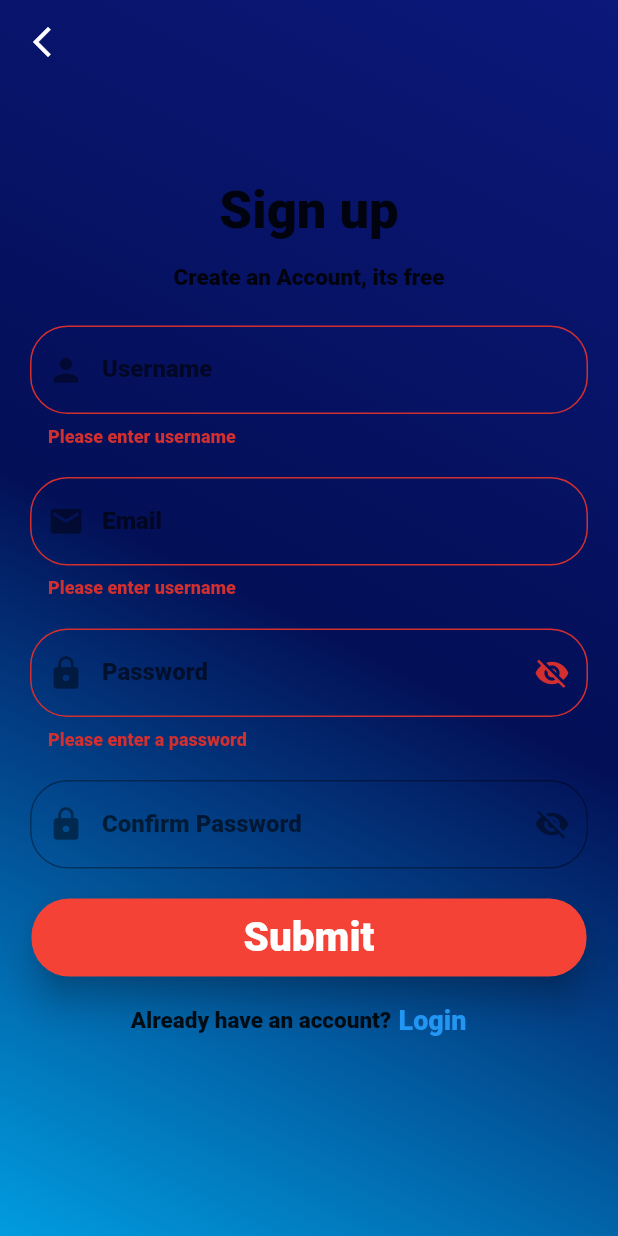
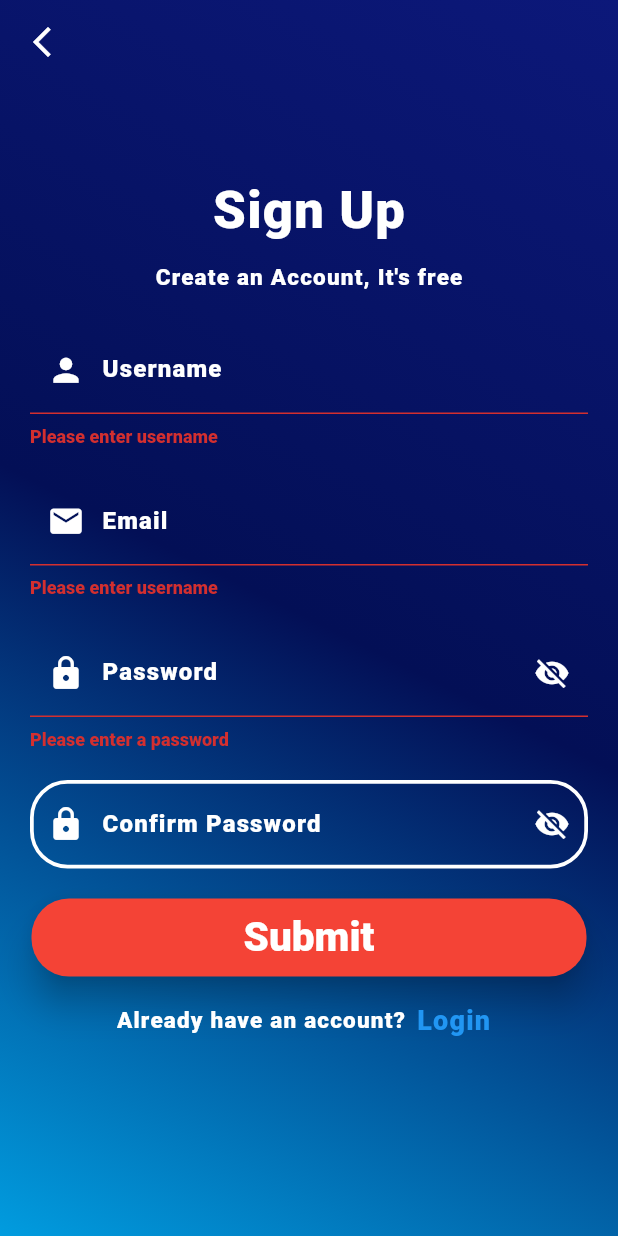
Before and after one commit to amantyagi8630/LoginPage_Build, a Flutter app: the SignUp screen opened by its route, after a tap on "Login", after a tap on "Sign Up", after a tap on "Submit", on a phone screen of 412 x 824 dp. Run offline on Flutter 3.47's test engine with Material 2 defaults, Android fonts, the phone set to English and light mode, and no system bars; our stand-ins replace go_router, shared_preferences; accounts and stored records are empty; Roboto replaces fonts that are missing (Roboto-Black).

Commit message:
Directory Commited

```diff
--- a/lib/Sign In.dart
+++ b/lib/Sign In.dart
@@ -4,7 +4,7 @@ import 'package:shared_preferences/shared_preferences.dart';
 
 class SignIn extends StatefulWidget {
   const SignIn({Key? key, required List registeredUsers}) : super(key: key);
-
+  static bool hasSignedIn = false;
   @override
   _SignInState createState() => _SignInState();
 }
@@ -19,10 +19,21 @@ class _SignInState extends State<SignIn> {
   @override
   Widget build(BuildContext context) {
     TextStyle myTextStyle = const TextStyle(
-      color: Colors.blue,
+      color: Colors.white,
       fontSize: 16.0,
       decoration: TextDecoration.none,
       decorationThickness: 0,
+      fontFamily: 'Roboto-Black',
+      fontWeight: FontWeight.w800,
+      letterSpacing: 0.8,
+    );
+    OutlineInputBorder myEnabledBorder = OutlineInputBorder(
+      borderSide: const BorderSide(color: Colors.white, width: 2.5),
+      borderRadius: BorderRadius.circular(25),
+    );
+    OutlineInputBorder myFocusedBorder = OutlineInputBorder(
+      borderSide: const BorderSide(color: Colors.blue, width: 2.5),
+      borderRadius: BorderRadius.circular(25),
     );
     return Scaffold(
       appBar: AppBar(
@@ -42,11 +53,7 @@ class _SignInState extends State<SignIn> {
           width: double.infinity,
           decoration: const BoxDecoration(
             gradient: LinearGradient(
-                colors: [
-                  Color(0xFF0C187A),
-                  Color(0xFF030F56),
-                  Color(0xFF019CDF)
-                ],
+              colors: [Color(0xFF0C187A), Color(0xFF030F56), Color(0xFF019CDF)],
               begin: Alignment.topRight,
               end: Alignment.bottomLeft,
             ),
@@ -63,9 +70,11 @@ class _SignInState extends State<SignIn> {
                     const Text(
                       'Sign In',
                       style: TextStyle(
+                        letterSpacing: 0.8,
                         fontFamily: 'Roboto-Black',
                         fontWeight: FontWeight.w800,
                         fontSize: 35,
+                        color: Colors.white
                       ),
                     ),
                     const SizedBox(
@@ -74,9 +83,10 @@ class _SignInState extends State<SignIn> {
                     const Text(
                       'Welcome back! Login with your credentials',
                       style: TextStyle(
-                        fontWeight: FontWeight.w500,
                         fontFamily: 'Roboto-Black',
                         fontSize: 15,
+                        color: Colors.white,
+                        letterSpacing: 0.8,
                       ),
                     ),
                     const SizedBox(
@@ -86,13 +96,16 @@ class _SignInState extends State<SignIn> {
                       style: myTextStyle,
                       controller: emailController,
                       decoration: InputDecoration(
-                        prefixIcon: const Icon(Icons.email),
+                        prefixIcon: const Icon(
+                          Icons.email_outlined,
+                          color: Colors.white,
+                        ),
                         labelText: 'Email',
                         hintText: 'Enter your email',
-                        hintStyle: TextStyle(color: Colors.blue),
-                        border: OutlineInputBorder(
-                          borderRadius: BorderRadius.circular(25),
-                        ),
+                        labelStyle: myTextStyle,
+                        hintStyle: myTextStyle,
+                        enabledBorder: myEnabledBorder,
+                        focusedBorder: myFocusedBorder,
                       ),
                       validator: (value) {
                         if (value == null || value.isEmpty) {
@@ -112,10 +125,12 @@ class _SignInState extends State<SignIn> {
                       controller: passwordController,
                       decoration: InputDecoration(
                         prefixIcon: const Icon(
+                          color: Colors.white,
                           Icons.lock,
                           size: 25,
                         ),
                         suffixIcon: IconButton(
+                          color: Colors.white,
                           icon: Icon(
                             _obscurePassword
                                 ? Icons.visibility_off
@@ -129,10 +144,10 @@ class _SignInState extends State<SignIn> {
                         ),
                         labelText: 'Password',
                         hintText: 'Enter Your Password',
-                        hintStyle: TextStyle(color: Colors.blue),
-                        border: OutlineInputBorder(
-                          borderRadius: BorderRadius.circular(25),
-                        ),
+                        enabledBorder: myEnabledBorder,
+                        focusedBorder: myFocusedBorder,
+                        labelStyle: myTextStyle,
+                        hintStyle: myTextStyle,
                       ),
                       validator: (value) {
                         if (value == null || value.isEmpty) {
@@ -194,6 +209,7 @@ class _SignInState extends State<SignIn> {
                                   padding: const EdgeInsets.all(16.0),
                                 ),
                               );
+                              SignIn.hasSignedIn = true;
                               context.go('/e');
                             } else {
                               ScaffoldMessenger.of(context).showSnackBar(
@@ -222,8 +238,12 @@ class _SignInState extends State<SignIn> {
                           }
                         },
                         child: const Text(
-                          'Sign In',
-                          style: TextStyle(fontSize: 25, color: Colors.black),
+                          'Login',
+                          style: TextStyle(
+                              fontSize: 25,
+                              color: Colors.white,
+                              letterSpacing: 0.8,
+                              fontFamily: 'Roboto-Black'),
                         ),
                       );
                     }),
@@ -242,7 +262,8 @@ class _SignInState extends State<SignIn> {
                             context.go('/c');
                           },
                           style: ButtonStyle(
-                            padding: MaterialStateProperty.all<EdgeInsetsGeometry>(
+                            padding:
+                                MaterialStateProperty.all<EdgeInsetsGeometry>(
                               EdgeInsets.zero,
                             ),
                           ),
@@ -274,7 +295,7 @@ class _SignInState extends State<SignIn> {
         final userDataSplit = userData.split(':');
         final storedEmail = userDataSplit[1];
         final storedPassword = userDataSplit[2];
-        final storedName = userDataSplit[0]; // Retrieve the name
+        final storedName = userDataSplit[0];
 
         if (storedEmail == email && storedPassword == password) {
           setState(() {
--- a/lib/Sign Up.dart
+++ b/lib/Sign Up.dart
@@ -57,10 +57,21 @@ class _SignUpState extends State<SignUp> {
   @override
   Widget build(BuildContext context) {
     TextStyle myTextStyle = const TextStyle(
-      color: Colors.blue,
+      color: Colors.white,
       fontSize: 16.0,
       decoration: TextDecoration.none,
       decorationThickness: 0,
+      fontFamily: 'Roboto-Black',
+      fontWeight: FontWeight.w800,
+      letterSpacing: 0.8,
+    );
+    OutlineInputBorder myEnabledBorder = OutlineInputBorder(
+      borderSide: const BorderSide(color: Colors.white, width: 2.5),
+      borderRadius: BorderRadius.circular(25),
+    );
+    OutlineInputBorder myFocusedBorder = OutlineInputBorder(
+      borderSide: const BorderSide(color: Colors.blue, width: 2.5),
+      borderRadius: BorderRadius.circular(25),
     );
     return Scaffold(
       appBar: AppBar(
@@ -79,11 +90,7 @@ class _SignUpState extends State<SignUp> {
           width: double.infinity,
           decoration: const BoxDecoration(
             gradient: LinearGradient(
-              colors: [
-                Color(0xFF0C187A),
-                Color(0xFF030F56),
-                Color(0xFF019CDF)
-              ],
+              colors: [Color(0xFF0C187A), Color(0xFF030F56), Color(0xFF019CDF)],
               begin: Alignment.topRight,
               end: Alignment.bottomLeft,
             ),
@@ -98,23 +105,26 @@ class _SignUpState extends State<SignUp> {
                     mainAxisAlignment: MainAxisAlignment.center,
                     children: [
                       const Text(
-                        'Sign up',
+                        'Sign Up',
                         style: TextStyle(
                           fontFamily: 'Roboto-Black',
                           fontWeight: FontWeight.w800,
                           fontSize: 35,
+                          color: Colors.white,
+                          letterSpacing: 0.8,
                         ),
                       ),
                       const SizedBox(
                         height: 15,
                       ),
                       const Text(
-                        'Create an Account, its free',
+                        "Create an Account, It's free",
                         style: TextStyle(
-                          fontWeight: FontWeight.w500,
+                            fontWeight: FontWeight.w600,
                             fontFamily: 'Roboto-Black',
                             fontSize: 15,
-                        ),
+                            color: Colors.white,
+                            letterSpacing: 0.8),
                       ),
                       const SizedBox(
                         height: 23,
@@ -124,14 +134,17 @@ class _SignUpState extends State<SignUp> {
                         controller: usernameController,
                         decoration: InputDecoration(
                           prefixIcon: const Icon(
+                            color: Colors.white,
                             Icons.person,
                             size: 25,
                           ),
                           labelText: 'Username',
                           hintText: 'Enter Your Name',
-                            hintStyle: TextStyle(color: Colors.blue),
-                            border: OutlineInputBorder(
-                                borderRadius: BorderRadius.circular(25))),
+                          labelStyle: myTextStyle,
+                          hintStyle: myTextStyle,
+                          enabledBorder: myEnabledBorder,
+                          focusedBorder: myFocusedBorder,
+                        ),
                         validator: (value) {
                           if (value == null || value.isEmpty) {
                             return 'Please enter username';
@@ -148,13 +161,16 @@ class _SignUpState extends State<SignUp> {
                         decoration: InputDecoration(
                           labelText: 'Email',
                           prefixIcon: const Icon(
+                            color: Colors.white,
                             Icons.email,
                             size: 25,
                           ),
                           hintText: 'Enter Your Email',
-                            hintStyle: TextStyle(color: Colors.blue),
-                            border: OutlineInputBorder(
-                                borderRadius: BorderRadius.circular(25))),
+                          labelStyle: myTextStyle,
+                          hintStyle: myTextStyle,
+                          enabledBorder: myEnabledBorder,
+                          focusedBorder: myFocusedBorder,
+                        ),
                         validator: (value) {
                           if (value == null || value.isEmpty) {
                             return 'Please enter username';
@@ -177,8 +193,10 @@ class _SignUpState extends State<SignUp> {
                             prefixIcon: const Icon(
                               Icons.lock,
                               size: 25,
+                              color: Colors.white,
                             ),
                             suffixIcon: IconButton(
+                              color: Colors.white,
                               icon: Icon(
                                 _obscurePassword
                                     ? Icons.visibility_off
@@ -192,9 +210,11 @@ class _SignUpState extends State<SignUp> {
                             ),
                             labelText: 'Password',
                             hintText: 'Enter Your Password',
-                              hintStyle: TextStyle(color: Colors.blue),
-                              border: OutlineInputBorder(
-                                  borderRadius: BorderRadius.circular(25))),
+                            labelStyle: myTextStyle,
+                            hintStyle: myTextStyle,
+                            enabledBorder: myEnabledBorder,
+                            focusedBorder: myFocusedBorder,
+                          ),
                           validator: (value) {
                             if (value == null || value.isEmpty) {
                               return 'Please enter a password';
@@ -220,11 +240,13 @@ class _SignUpState extends State<SignUp> {
                         obscuringCharacter: "*",
                         decoration: InputDecoration(
                           prefixIcon: const Icon(
+                            color: Colors.white,
                             Icons.lock,
                             size: 25,
                           ),
                           suffixIcon: IconButton(
                             icon: Icon(
+                              color: Colors.white,
                               _obscureConfirmPassword
                                   ? Icons.visibility_off
                                   : Icons.visibility,
@@ -237,11 +259,12 @@ class _SignUpState extends State<SignUp> {
                             },
                           ),
                           labelText: 'Confirm Password',
+                          labelStyle: myTextStyle,
+                          hintStyle: myTextStyle,
                           hintText: 'Enter Your Password',
-                            hintStyle: TextStyle(color: Colors.blue),
-                            border: OutlineInputBorder(
-                              borderRadius: BorderRadius.circular(25),
-                            )),
+                          enabledBorder: myEnabledBorder,
+                          focusedBorder: myFocusedBorder,
+                        ),
                       ),
                       const SizedBox(
                         height: 20,
@@ -269,28 +292,34 @@ class _SignUpState extends State<SignUp> {
                                     SnackBar(
                                       content: const Center(
                                         child: Text(
-                                          'Email already registered',
+                                          'User already registered',
                                           style: TextStyle(
                                             fontFamily: "Roboto-Black",
-                                            fontWeight: FontWeight.w600,
+                                            fontWeight: FontWeight.w500,
                                             fontSize: 18,
+                                            letterSpacing: 0.8,
+                                            color: Colors.white,
                                           ),
+                                          textAlign: TextAlign.center,
                                         ),
                                       ),
                                       backgroundColor: Colors.red,
                                       elevation: 6.0,
                                       shape: RoundedRectangleBorder(
                                         borderRadius:
-                                            BorderRadius.circular(10.0),
+                                            BorderRadius.circular(50.0),
                                       ),
                                       behavior: SnackBarBehavior.floating,
-                                      duration:
-                                          const Duration(milliseconds: 4500),
-                                      padding: const EdgeInsets.all(16.0),
+                                      duration: const Duration(seconds: 2),
+                                      padding: const EdgeInsets.all(10.0),
                                     ),
                                   );
                                 } else {
-                                  registeredUsers.add({'name': name, 'email': email, 'password': password});
+                                  registeredUsers.add({
+                                    'name': name,
+                                    'email': email,
+                                    'password': password
+                                  });
                                   saveRegisteredUsers();
                                   SharedPreferences prefs =
                                       await SharedPreferences.getInstance();
@@ -305,21 +334,23 @@ class _SignUpState extends State<SignUp> {
                                           'Account Registration Successful',
                                           style: TextStyle(
                                             fontFamily: "Roboto-Black",
-                                            fontWeight: FontWeight.w600,
+                                            fontWeight: FontWeight.w500,
                                             fontSize: 18,
+                                            letterSpacing: 0.8,
+                                            color: Colors.white,
+                                          ),
+                                          textAlign: TextAlign.center,
                                         ),
                                       ),
-                                      ),
-                                      backgroundColor: Colors.green.shade700,
+                                      backgroundColor: Colors.green,
                                       elevation: 6.0,
                                       shape: RoundedRectangleBorder(
                                         borderRadius:
-                                            BorderRadius.circular(10.0),
+                                            BorderRadius.circular(50.0),
                                       ),
                                       behavior: SnackBarBehavior.floating,
-                                      duration:
-                                          const Duration(milliseconds: 1500),
-                                      padding: const EdgeInsets.all(16.0),
+                                      duration: const Duration(seconds: 5),
+                                      padding: const EdgeInsets.all(10),
                                     ),
                                   );
                                 }
@@ -328,23 +359,25 @@ class _SignUpState extends State<SignUp> {
                                   SnackBar(
                                     content: const Center(
                                       child: Text(
-                                        'Password not the same as confirm password',
+                                        'Password not same as confirm password',
                                         style: TextStyle(
                                           fontFamily: "Roboto-Black",
-                                          fontWeight: FontWeight.w600,
+                                          fontWeight: FontWeight.w500,
                                           fontSize: 18,
+                                          letterSpacing: 0.8,
+                                          color: Colors.white,
                                         ),
+                                        textAlign: TextAlign.center,
                                       ),
                                     ),
                                     backgroundColor: Colors.cyan,
                                     elevation: 6.0,
                                     shape: RoundedRectangleBorder(
-                                      borderRadius: BorderRadius.circular(10.0),
+                                      borderRadius: BorderRadius.circular(50.0),
                                     ),
                                     behavior: SnackBarBehavior.floating,
-                                    duration:
-                                        const Duration(milliseconds: 1500),
-                                    padding: const EdgeInsets.all(16.0),
+                                    duration: const Duration(seconds: 5),
+                                    padding: const EdgeInsets.all(10),
                                   ),
                                 );
                               }
@@ -370,7 +403,10 @@ class _SignUpState extends State<SignUp> {
                             style: TextStyle(
                               fontSize: 15,
                               fontFamily: 'Roboto-Black',
-                                fontWeight: FontWeight.w700),
+                              fontWeight: FontWeight.w600,
+                              color: Colors.white,
+                              letterSpacing: 0.8,
+                            ),
                           ),
                           TextButton(
                             onPressed: () {
@@ -385,11 +421,12 @@ class _SignUpState extends State<SignUp> {
                             child: const Padding(
                               padding: EdgeInsets.zero,
                               child: Text(
-                                'Login  ',
+                                'Login',
                                 style: TextStyle(
+                                    letterSpacing: 0.8,
                                     fontSize: 18,
                                     fontFamily: 'Roboto-Black',
-                                    fontWeight: FontWeight.w700),
+                                    fontWeight: FontWeight.w500),
                               ),
                             ),
                           ),
--- a/lib/router/routing_config.dart
+++ b/lib/router/routing_config.dart
@@ -29,7 +29,7 @@ class AppRoute {
     GoRoute(
       path: "/c",
       builder: (BuildContext context, GoRouterState state) {
-        return SignUp();
+        return const SignUp();
       },
     ),
     GoRoute(
@@ -41,7 +41,7 @@ class AppRoute {
     GoRoute(
       path: "/e",
       builder: (BuildContext context, GoRouterState state) {
-        return DashBoard();
+        return const DashBoard();
       },
     )
   ]);
```
Also changed, not shown: lib/DashBoard.dart (+24 -39 lines), lib/Home Screen.dart (+12 -7 lines), lib/SplashScreen.dart (+7 -1 lines). Lines whose indentation alone changed are shown as unchanged.
